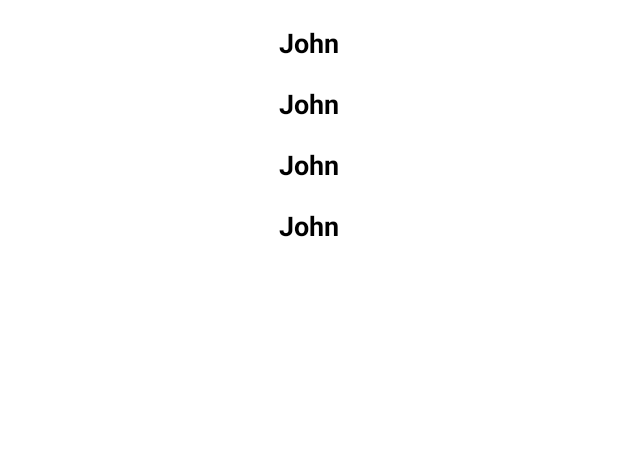
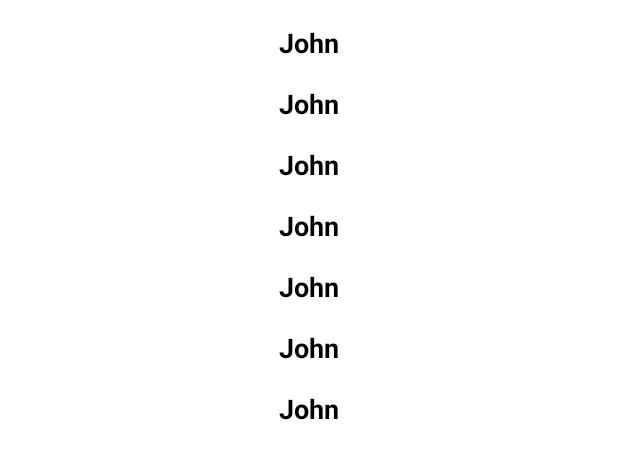
Before and after one commit to john-safwat/ToDo-Adnroid, an Android app: the layout fragment_bottom_sheet.xml on its own in the app's theme, with its tools: preview values and no code run, on a phone screen of 412 x 824 dp. Shown: the top 459 px of the screen. Run offline under Robolectric (Android 15) with nearby library versions, the phone set to English and light mode, and no system bars.

Commit message:
add bottom navigation bar

```diff
--- a/app/src/main/res/layout/activity_home.xml
+++ b/app/src/main/res/layout/activity_home.xml
@@ -20,7 +20,7 @@
         app:fabAlignmentMode="center"
         app:fabCradleMargin="12dp"
         app:fabCradleRoundedCornerRadius="20dp"
-        app:fabCradleVerticalOffset="0dp" />
+        app:fabCradleVerticalOffset="0dp" >
 
         <com.google.android.material.bottomnavigation.BottomNavigationView
             android:id="@+id/bottomNavigationView"
@@ -39,6 +39,8 @@
             app:menu="@menu/bottom_navigation_menu"
             tools:targetApi="p" />
 
+    </com.google.android.material.bottomappbar.BottomAppBar>
+
     <com.google.android.material.floatingactionbutton.FloatingActionButton
         android:id="@+id/fab"
         android:layout_width="wrap_content"
--- a/app/src/main/res/layout/fragment_bottom_sheet.xml
+++ b/app/src/main/res/layout/fragment_bottom_sheet.xml
@@ -3,6 +3,7 @@
     xmlns:android="http://schemas.android.com/apk/res/android"
     android:layout_width="match_parent"
     android:layout_height="wrap_content"
+    app:layout_behavior="com.google.android.material.bottomsheet.BottomSheetBehavior"
     xmlns:app="http://schemas.android.com/apk/res-auto">
 
     <TextView
@@ -59,6 +60,48 @@
         app:layout_constraintEnd_toEndOf="parent"
         app:layout_constraintStart_toStartOf="parent"/>
 
+  <TextView
+        android:id="@+id/textShare5"
+        android:layout_width="wrap_content"
+        android:layout_height="wrap_content"
+        android:text="John"
+        android:textSize="18sp"
+        android:textStyle="bold"
+        android:textColor="@color/black"
+        android:layout_marginTop="16dp"
+        android:layout_marginBottom="16dp"
+        app:layout_constraintTop_toBottomOf="@id/textShare4"
+        app:layout_constraintEnd_toEndOf="parent"
+        app:layout_constraintStart_toStartOf="parent"/>
+
+  <TextView
+        android:id="@+id/textShare6"
+        android:layout_width="wrap_content"
+        android:layout_height="wrap_content"
+        android:text="John"
+        android:textSize="18sp"
+        android:textStyle="bold"
+        android:textColor="@color/black"
+        android:layout_marginTop="16dp"
+        android:layout_marginBottom="16dp"
+        app:layout_constraintTop_toBottomOf="@id/textShare5"
+        app:layout_constraintEnd_toEndOf="parent"
+        app:layout_constraintStart_toStartOf="parent"/>
+
+  <TextView
+        android:id="@+id/textShare7"
+        android:layout_width="wrap_content"
+        android:layout_height="wrap_content"
+        android:text="John"
+        android:textSize="18sp"
+        android:textStyle="bold"
+        android:textColor="@color/black"
+        android:layout_marginTop="16dp"
+        android:layout_marginBottom="16dp"
+        app:layout_constraintTop_toBottomOf="@id/textShare6"
+        app:layout_constraintEnd_toEndOf="parent"
+        app:layout_constraintStart_toStartOf="parent"/>
+
 
 
 
--- a/app/src/main/res/menu/bottom_navigation_menu.xml
+++ b/app/src/main/res/menu/bottom_navigation_menu.xml
@@ -10,6 +10,10 @@
         app:showAsAction="ifRoom"/>
 
     <item
+        android:id="@+id/placeholder"
+        app:showAsAction="never"
+        android:title="" />
+    <item
 
         android:id="@+id/navigation_settings"
         android:icon="@drawable/ic_settings"
```
Also changed, not shown: app/src/main/java/com/john/todoandroid/Constants/Constants.kt (added, +7 -0 lines), app/src/main/java/com/john/todoandroid/Home/AddTaskBottomSheetFragment/AddTaskBottomSheetFragment.kt (added, +22 -0 lines), app/src/main/java/com/john/todoandroid/Home/BottomSheet/AddTaskModalBottomSheet.kt (deleted, +0 -40 lines), app/src/main/java/com/john/todoandroid/Home/HomeActivity.kt (+10 -6 lines). Lines whose indentation alone changed are shown as unchanged.
